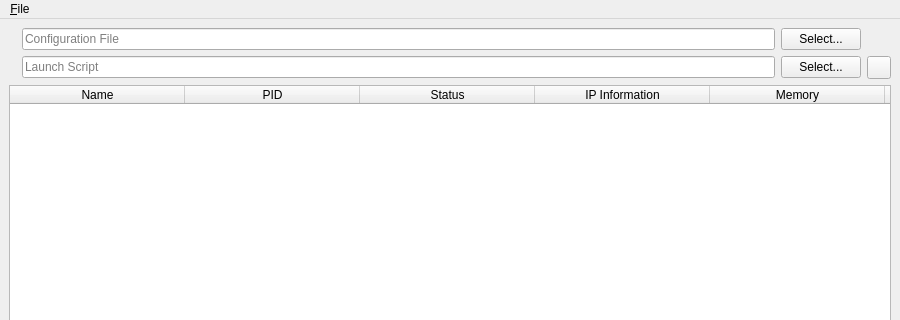
Above: UI/spot-on-lite-monitor.ui from textbrowser/spot-on-lite before the change; both pictures show x 0 to 900 and y 0 to 320 of the 900 by 754 pixel window. Below: the same form after it.
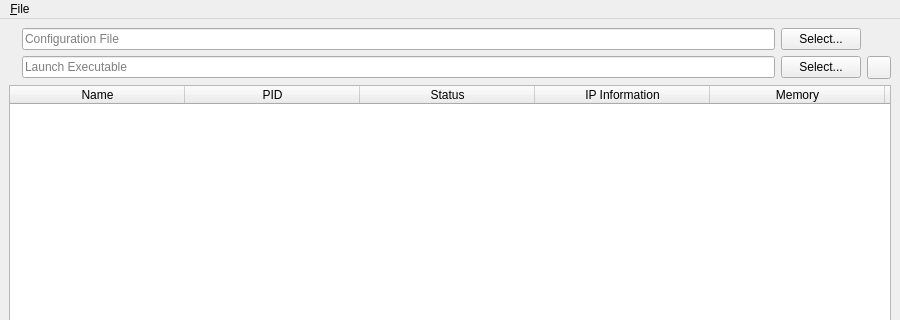
That is the form after the change. Icons and pictures are not drawn. Custom widgets are drawn as their Qt base class.

```diff
--- a/UI/spot-on-lite-monitor.ui
+++ b/UI/spot-on-lite-monitor.ui
@@ -75,7 +75,7 @@
         <item row="1" column="0">
          <widget class="QLineEdit" name="launch_script">
           <property name="placeholderText">
-           <string>Launch Script</string>
+           <string>Launch Executable</string>
           </property>
          </widget>
         </item>
```
Left out of the diff: 14 changed lines with no effect on the pictures.
